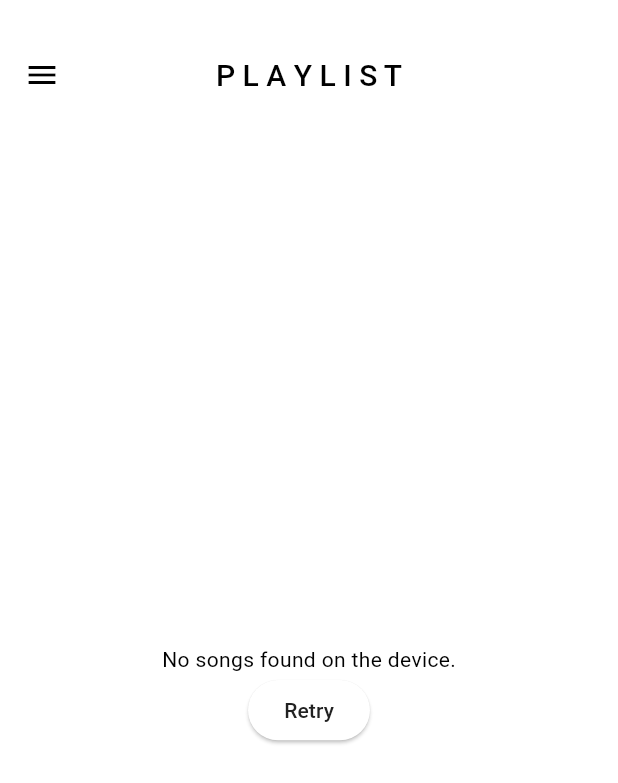
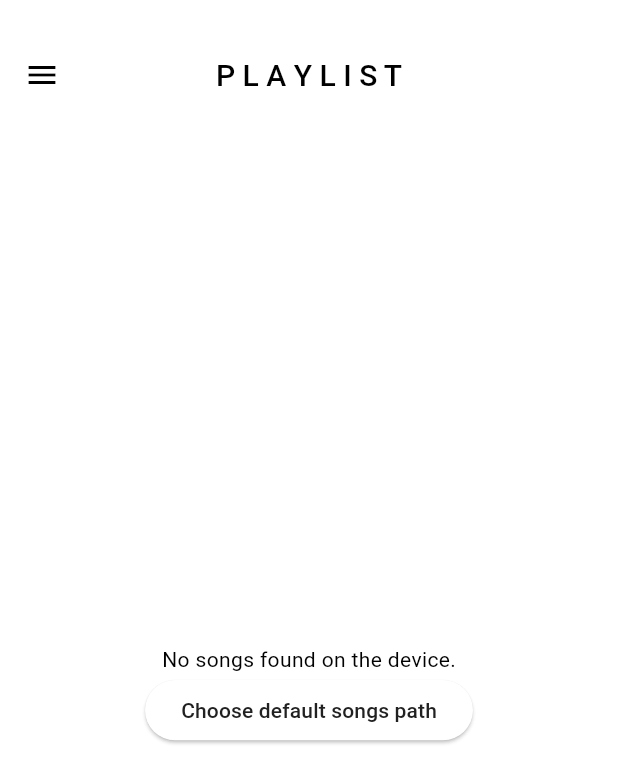
Before and after one commit to KemoEmam/Musify, a Flutter app: the screen it shows after launch, on a phone screen of 412 x 824 dp. Shown: the top 783 px of the screen. Run offline on Flutter 3.47's test engine with Material 3 defaults, Android fonts, the phone set to English and light mode, and no system bars; our stand-ins replace audioplayers, bloc, device_info_plus, file_picker, flutter_bloc, get_it and 6 more.

Commit message:
Update button text and upgrade dependencies

```diff
--- a/lib/features/home/presentation/views/widgets/home_view_body.dart
+++ b/lib/features/home/presentation/views/widgets/home_view_body.dart
@@ -95,7 +95,7 @@ class HomeViewBody extends StatelessWidget {
           Text(message),
           ElevatedButton(
             onPressed: retry,
-            child: Text('Retry',
+            child: Text('Choose default songs path',
                 style: TextStyle(
                     color: Theme.of(context).colorScheme.inversePrimary)),
           ),
--- a/pubspec.yaml
+++ b/pubspec.yaml
@@ -32,7 +32,7 @@ dependencies:
   audioplayers: ^6.0.0
   bloc: ^8.1.3
   cupertino_icons: ^1.0.6
-  device_info_plus: ^10.0.1
+  device_info_plus: ^10.1.0
   device_preview: ^1.1.0
   file_picker: ^8.0.3
   flutter:
@@ -42,7 +42,7 @@ dependencies:
   flutter_svg: ^2.0.10+1
   font_awesome_flutter: ^10.7.0
   get_it: ^7.6.8
-  go_router: ^13.2.2
+  go_router: ^14.1.4
   like_button: ^2.0.5
   lottie: ^3.1.0
   meta: ^1.11.0
@@ -51,7 +51,7 @@ dependencies:
   shared_preferences: ^2.2.2
 
 dev_dependencies:
-  flutter_lints: ^3.0.2
+  flutter_lints: ^4.0.0
   flutter_test:
     sdk: flutter
 
```
Also changed, not shown: pubspec.lock.
